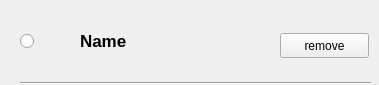
This is existpackageform.ui in Liyezhong/DEPLOYMENT as Qt 5 draws it before an edit. The edited form follows.
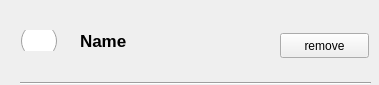
This is the edited form. Icons and pictures are not drawn.

```diff
--- a/existpackageform.ui
+++ b/existpackageform.ui
@@ -18,10 +18,43 @@
     <rect>
      <x>20</x>
      <y>30</y>
-     <width>31</width>
-     <height>23</height>
+     <width>41</width>
+     <height>21</height>
     </rect>
    </property>
+   <property name="styleSheet">
+    <string notr="true">/*RadioButton样式设置*/
+QRadioButton::indicator { 
+	width: 37px;
+	height: 37px;
+}
+/*单选框未选中样式*/
+QRadioButton::indicator::unchecked {	
+	image: url(:/ico/images/radio_unchecked.png);
+}
+/*单选框选中样式*/
+QRadioButton::indicator::checked { 
+	image: url(:/ico/images/radio_checked.png);
+}
+/*RadioButton和checkbox字体和间距设置*/
+QRadioButton ,QCheckBox{
+	spacing: 5px;
+	font-size: 15px;
+}
+/*checkbox样式设置*/
+QCheckBox::indicator { 
+	width: 26px;
+	height: 50px;
+}
+/*未选中*/
+QCheckBox::indicator::unchecked {	
+	image: url(:/ico/checkbox_unchecked.png);
+}
+/*选中*/
+QCheckBox::indicator::checked { 
+	image: url(:/ico/checkbox_checked.png);
+}</string>
+   </property>
    <property name="text">
     <string/>
    </property>
```
